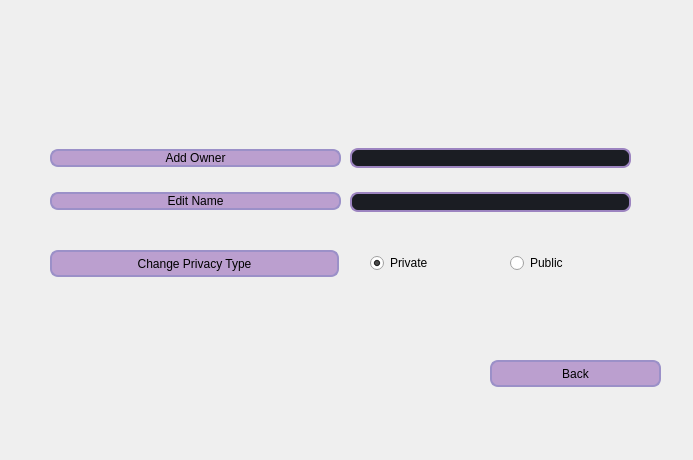
Before: the Qt Designer form UI/w_boardedit/boardedit.ui in Saigz/task_tracker_qt, drawn with Qt 5.
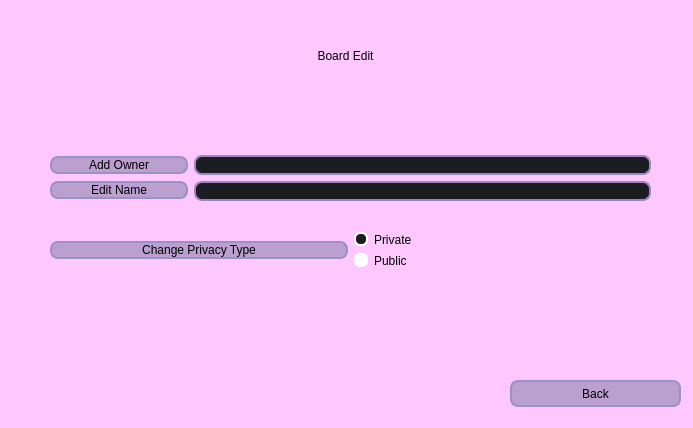
After: the same form once the commit is applied.

Diff of the .ui file:
```diff
--- a/UI/w_boardedit/boardedit.ui
+++ b/UI/w_boardedit/boardedit.ui
@@ -7,21 +7,82 @@
     <x>0</x>
     <y>0</y>
     <width>693</width>
-    <height>460</height>
+    <height>428</height>
    </rect>
   </property>
   <property name="windowTitle">
    <string>Dialog</string>
   </property>
-  <widget class="QWidget" name="verticalLayoutWidget">
+  <property name="styleSheet">
+   <string notr="true">background-color: rgb(254, 200, 255);</string>
+  </property>
+  <widget class="QPushButton" name="btn_Back">
+   <property name="geometry">
+    <rect>
+     <x>510</x>
+     <y>380</y>
+     <width>171</width>
+     <height>27</height>
+    </rect>
+   </property>
+   <property name="styleSheet">
+    <string notr="true">QPushButton {
+ border: 2px solid  rgb(155, 144, 200);
+ border-radius: 8px;
+ padding-left: auto;
+    padding-right: auto;
+ color: rgb(0, 0, 0);
+ background-color: rgb(187, 159, 207);
+ font: 600 12pt &quot;Montserrat SemiBold&quot;;
+}
+QPushButton:hover {
+ border: 2px solid rgb(156, 132, 192);
+ background-color: rgb(156, 132, 192);
+}
+QPushButton:focus {
+ border: 2px solid rgb(109, 86, 154);
+
+}</string>
+   </property>
+   <property name="text">
+    <string>Back</string>
+   </property>
+  </widget>
+  <widget class="QLabel" name="label">
+   <property name="geometry">
+    <rect>
+     <x>50</x>
+     <y>30</y>
+     <width>591</width>
+     <height>51</height>
+    </rect>
+   </property>
+   <property name="styleSheet">
+    <string notr="true">QLabel {
+	 color: rgb(0, 0, 0);
+	font: 800 22pt &quot;Montserrat ExtraBold&quot;;
+}</string>
+   </property>
+   <property name="text">
+    <string>Board Edit</string>
+   </property>
+   <property name="alignment">
+    <set>Qt::AlignCenter</set>
+   </property>
+  </widget>
+  <widget class="QWidget" name="layoutWidget">
    <property name="geometry">
     <rect>
      <x>50</x>
      <y>130</y>
-     <width>291</width>
-     <height>101</height>
+     <width>601</width>
+     <height>164</height>
     </rect>
    </property>
+   <layout class="QVBoxLayout" name="verticalLayout_4">
+    <item>
+     <layout class="QHBoxLayout" name="horizontalLayout_2">
+      <item>
    <layout class="QVBoxLayout" name="verticalLayout">
     <item>
      <widget class="QPushButton" name="btn_Owner">
@@ -68,16 +129,8 @@
      </widget>
     </item>
    </layout>
-  </widget>
-  <widget class="QWidget" name="verticalLayoutWidget_2">
-   <property name="geometry">
-    <rect>
-     <x>350</x>
-     <y>130</y>
-     <width>281</width>
-     <height>101</height>
-    </rect>
-   </property>
+      </item>
+      <item>
    <layout class="QVBoxLayout" name="verticalLayout_2">
     <item>
      <widget class="QLineEdit" name="lineEdit_owner">
@@ -106,7 +159,7 @@
        <string/>
       </property>
       <property name="echoMode">
-       <enum>QLineEdit::Password</enum>
+           <enum>QLineEdit::Normal</enum>
       </property>
      </widget>
     </item>
@@ -137,49 +190,18 @@
        <string/>
       </property>
       <property name="echoMode">
-       <enum>QLineEdit::Password</enum>
+           <enum>QLineEdit::Normal</enum>
       </property>
      </widget>
     </item>
    </layout>
-  </widget>
-  <widget class="QPushButton" name="btn_Back">
-   <property name="geometry">
-    <rect>
-     <x>490</x>
-     <y>360</y>
-     <width>171</width>
-     <height>27</height>
-    </rect>
-   </property>
-   <property name="styleSheet">
-    <string notr="true">QPushButton {
- border: 2px solid  rgb(155, 144, 200);
- border-radius: 8px;
- padding-left: auto;
-    padding-right: auto;
- color: rgb(0, 0, 0);
- background-color: rgb(187, 159, 207);
- font: 600 12pt &quot;Montserrat SemiBold&quot;;
-}
-QPushButton:hover {
- border: 2px solid rgb(156, 132, 192);
- background-color: rgb(156, 132, 192);
-}</string>
-   </property>
-   <property name="text">
-    <string>Back</string>
-   </property>
-  </widget>
+      </item>
+     </layout>
+    </item>
+    <item>
+     <layout class="QHBoxLayout" name="horizontalLayout">
+      <item>
   <widget class="QPushButton" name="btn_Type">
-   <property name="geometry">
-    <rect>
-     <x>50</x>
-     <y>250</y>
-     <width>289</width>
-     <height>27</height>
-    </rect>
-   </property>
    <property name="styleSheet">
     <string notr="true">QPushButton {
  border: 2px solid  rgb(155, 144, 200);
@@ -199,27 +221,30 @@
     <string>Change Privacy Type</string>
    </property>
   </widget>
-  <widget class="QRadioButton" name="radioButton_public">
-   <property name="geometry">
-    <rect>
-     <x>510</x>
-     <y>250</y>
-     <width>112</width>
-     <height>26</height>
-    </rect>
-   </property>
-   <property name="text">
-    <string>Public</string>
-   </property>
-  </widget>
+      </item>
+      <item>
+       <layout class="QVBoxLayout" name="verticalLayout_3">
+        <item>
   <widget class="QRadioButton" name="radioButton_private">
-   <property name="geometry">
-    <rect>
-     <x>370</x>
-     <y>250</y>
-     <width>112</width>
-     <height>26</height>
-    </rect>
+          <property name="enabled">
+           <bool>false</bool>
+          </property>
+          <property name="styleSheet">
+           <string notr="true">QRadioButton {
+ color: rgb(0, 0, 0);
+	font: 600 12pt &quot;Montserrat SemiBold&quot;;
+}
+QRadioButton::indicator:checked {
+    background-color: rgb(27, 29, 35) ;
+	border: 2px solid white;
+	border-radius: 6px;
+}
+
+QRadioButton::indicator:unchecked {
+    background-color: white;
+    border: 2px solid white;
+	border-radius: 6px;
+}</string>
    </property>
    <property name="text">
     <string>Private</string>
@@ -227,6 +252,41 @@
    <property name="checked">
     <bool>true</bool>
    </property>
+         </widget>
+        </item>
+        <item>
+         <widget class="QRadioButton" name="radioButton_public">
+          <property name="enabled">
+           <bool>false</bool>
+          </property>
+          <property name="styleSheet">
+           <string notr="true">QRadioButton {
+ color: rgb(0, 0, 0);
+	font: 600 12pt &quot;Montserrat SemiBold&quot;;
+}
+QRadioButton::indicator:checked {
+    background-color: rgb(27, 29, 35) ;
+	border: 2px solid white;
+	border-radius: 6px;
+}
+
+QRadioButton::indicator:unchecked {
+    background-color: white;
+    border: 2px solid white;
+	border-radius: 6px;
+}
+</string>
+          </property>
+          <property name="text">
+           <string>Public</string>
+          </property>
+         </widget>
+        </item>
+       </layout>
+      </item>
+     </layout>
+    </item>
+   </layout>
   </widget>
  </widget>
  <resources/>
```
Left out of the diff: 18 changed lines with no effect on the pictures. Lines whose indentation alone changed are shown as unchanged.
